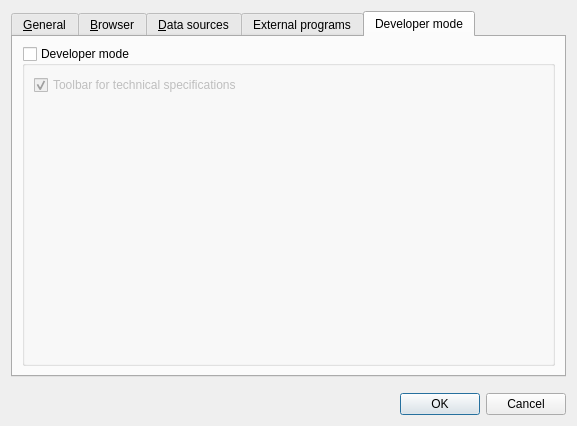
Before: the Qt Designer form src/settingsdialog.ui in ZIMA-Engineering/ZIMA-CAD-Parts, drawn with Qt 5.
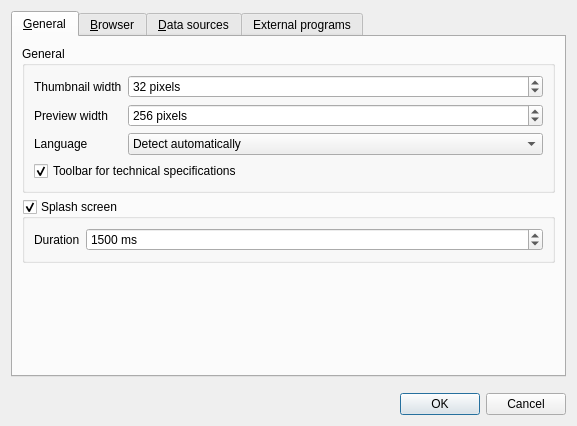
After: the same form once the commit is applied. The open tabs and pages were chosen to show the change.

Commit message:
Remove developer mode and keep technical specification toolbars
Move the toolbar switch into General settings and remove the developer
mode tab and flag. Let the switch control both the specification and
parts index toolbars while preserving the saved toolbar preference.

Update all four translation catalogs and document the independent
setting. Verify the complete Windows build, 13 integration checks,
translation completeness, the dialog layout, and installed app startup.

```diff
--- a/src/settingsdialog.ui
+++ b/src/settingsdialog.ui
@@ -105,6 +105,16 @@
             </property>
            </widget>
           </item>
+          <item row="3" column="0" colspan="2">
+           <widget class="QCheckBox" name="techSpecToolBarCheckBox">
+            <property name="text">
+             <string>Toolbar for technical specifications</string>
+            </property>
+            <property name="checked">
+             <bool>true</bool>
+            </property>
+           </widget>
+          </item>
          </layout>
         </widget>
        </item>
@@ -410,54 +420,7 @@
        </item>
       </layout>
      </widget>
-     <widget class="QWidget" name="tab_3">
-      <attribute name="title">
-       <string>Developer mode</string>
-      </attribute>
-      <layout class="QVBoxLayout" name="verticalLayout_6">
-       <item>
-        <widget class="QGroupBox" name="developerModeGroupBox">
-         <property name="enabled">
-          <bool>true</bool>
-         </property>
-         <property name="title">
-          <string>Developer mode</string>
-         </property>
-         <property name="checkable">
-          <bool>true</bool>
-         </property>
-         <property name="checked">
-          <bool>false</bool>
-         </property>
-         <layout class="QVBoxLayout" name="verticalLayout_4">
-          <item>
-           <widget class="QCheckBox" name="techSpecToolBarCheckBox">
-            <property name="text">
-             <string>Toolbar for technical specifications</string>
-            </property>
-            <property name="checked">
-             <bool>true</bool>
-            </property>
-           </widget>
-          </item>
-          <item>
-           <spacer name="verticalSpacer_4">
-            <property name="orientation">
-             <enum>Qt::Vertical</enum>
-            </property>
-            <property name="sizeHint" stdset="0">
-             <size>
-              <width>20</width>
-              <height>40</height>
-             </size>
-            </property>
-           </spacer>
-          </item>
-         </layout>
-        </widget>
-       </item>
-      </layout>
-     </widget>
+
     </widget>
    </item>
    <item>
```
The commit also changes 11 other files.
